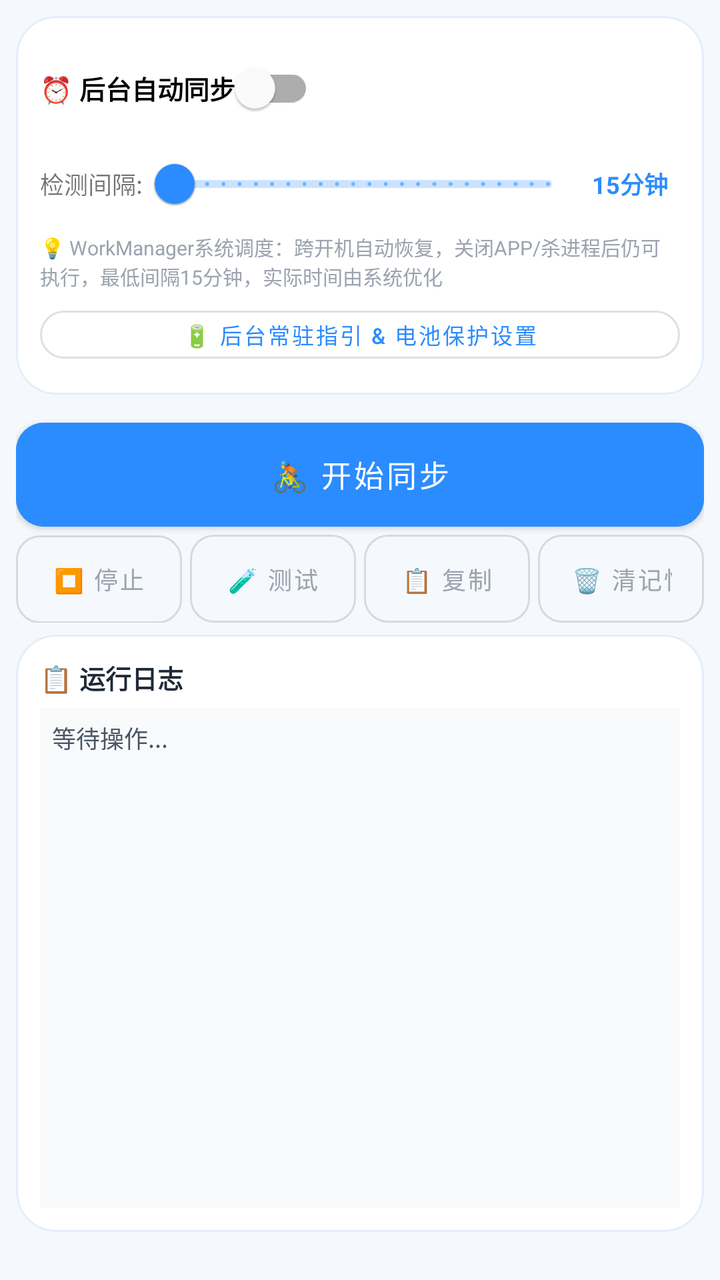
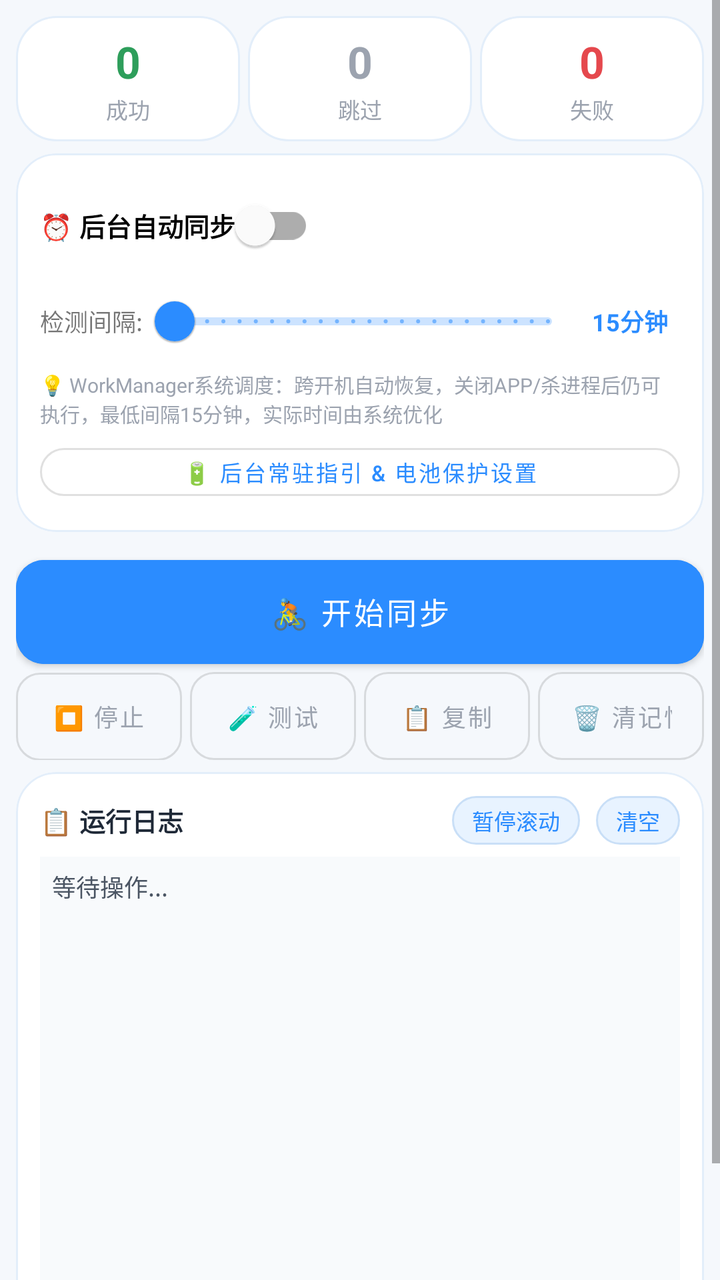

Compare the two renders of this Android layout. The source of the first and the diff that turns it into the second are given below.
<!-- AndroidManifest.xml: application theme Theme.JichiOB -->
<!-- res/layout/fragment_sync.xml -->
<?xml version="1.0" encoding="utf-8"?>
<ScrollView xmlns:android="http://schemas.android.com/apk/res/android"
    xmlns:app="http://schemas.android.com/apk/res-auto"
    android:layout_width="match_parent"
    android:layout_height="match_parent"
    android:background="@color/bg_light"
    android:fillViewport="true">

    <LinearLayout
        android:layout_width="match_parent"
        android:layout_height="wrap_content"
        android:orientation="vertical"
        android:padding="8dp">

        
        <com.google.android.material.card.MaterialCardView
            android:layout_width="match_parent"
            android:layout_height="wrap_content"
            android:layout_marginBottom="6dp"
            app:cardCornerRadius="20dp"
            app:cardElevation="0dp"
            app:strokeColor="#E3EEFA"
            app:strokeWidth="1dp">
            <LinearLayout android:layout_width="match_parent" android:layout_height="wrap_content" android:orientation="vertical" android:padding="12dp">
                <com.google.android.material.switchmaterial.SwitchMaterial android:id="@+id/switchAutoSync" android:layout_width="wrap_content" android:layout_height="wrap_content" android:text="⏰ 后台自动同步" android:textSize="13sp" android:textStyle="bold" />
                <LinearLayout android:layout_width="match_parent" android:layout_height="wrap_content" android:orientation="horizontal" android:gravity="center_vertical">
                    <TextView android:layout_width="wrap_content" android:layout_height="wrap_content" android:text="检测间隔:" android:textSize="12sp" />
                    <com.google.android.material.slider.Slider android:id="@+id/sliderAutoInterval" android:layout_width="0dp" android:layout_height="wrap_content" android:layout_weight="1" android:valueFrom="900" android:valueTo="3600" android:stepSize="60" android:value="900" app:thumbColor="@color/primary" app:trackColorActive="@color/primary" />
                    <TextView android:id="@+id/tvAutoInterval" android:layout_width="50dp" android:layout_height="wrap_content" android:text="15分钟" android:textSize="12sp" android:textStyle="bold" android:gravity="center" android:textColor="@color/primary" />
                </LinearLayout>
                <TextView android:layout_width="match_parent" android:layout_height="wrap_content" android:text="💡 WorkManager系统调度：跨开机自动恢复，关闭APP/杀进程后仍可执行，最低间隔15分钟，实际时间由系统优化" android:textSize="10sp" android:textColor="@color/text_secondary" />
                <com.google.android.material.button.MaterialButton android:id="@+id/btnPowerGuide" android:layout_width="match_parent" android:layout_height="36dp" android:layout_marginTop="4dp" android:text="🔋 后台常驻指引 &amp; 电池保护设置" android:textSize="11sp" style="@style/Widget.MaterialComponents.Button.OutlinedButton" app:cornerRadius="14dp" />
            </LinearLayout>
        </com.google.android.material.card.MaterialCardView>

        
        <com.google.android.material.button.MaterialButton
            android:id="@+id/btnSync"
            android:layout_width="match_parent"
            android:layout_height="52dp"
            android:layout_marginTop="8dp"
            android:insetTop="0dp"
            android:insetBottom="0dp"
            android:text="🚴 开始同步"
            android:textSize="15sp"
            android:backgroundTint="@color/gradient_end"
            app:cornerRadius="14dp" />

        
        <com.jichi.ob.ui.LinearProgressView
            android:id="@+id/progressBar"
            android:layout_width="match_parent"
            android:layout_height="14dp"
            android:layout_marginTop="8dp"
            android:layout_marginBottom="2dp"
            android:visibility="gone" />

        
        <LinearLayout android:layout_width="match_parent" android:layout_height="wrap_content" android:layout_marginTop="4dp" android:layout_marginBottom="6dp" android:orientation="horizontal">
            <com.google.android.material.button.MaterialButton android:id="@+id/btnStop" android:layout_width="0dp" android:layout_height="44dp" android:layout_weight="1" android:layout_marginEnd="4dp" android:insetTop="0dp" android:insetBottom="0dp" android:minWidth="0dp" android:maxLines="1" android:singleLine="true" android:ellipsize="none" android:paddingStart="2dp" android:paddingEnd="2dp" android:gravity="center" android:text="⏹ 停止" android:textSize="12sp" android:enabled="false" style="@style/Widget.MaterialComponents.Button.OutlinedButton" android:textColor="@color/text_secondary" app:cornerRadius="12dp" />
            <com.google.android.material.button.MaterialButton android:id="@+id/btnTestDownload" android:layout_width="0dp" android:layout_height="44dp" android:layout_weight="1" android:layout_marginEnd="4dp" android:insetTop="0dp" android:insetBottom="0dp" android:minWidth="0dp" android:maxLines="1" android:singleLine="true" android:ellipsize="none" android:paddingStart="2dp" android:paddingEnd="2dp" android:gravity="center" android:text="🧪 测试" android:textSize="12sp" style="@style/Widget.MaterialComponents.Button.OutlinedButton" android:textColor="@color/text_secondary" app:cornerRadius="12dp" />
            <com.google.android.material.button.MaterialButton android:id="@+id/btnCopyLog" android:layout_width="0dp" android:layout_height="44dp" android:layout_weight="1" android:layout_marginEnd="4dp" android:insetTop="0dp" android:insetBottom="0dp" android:minWidth="0dp" android:maxLines="1" android:singleLine="true" android:ellipsize="none" android:paddingStart="2dp" android:paddingEnd="2dp" android:gravity="center" android:text="📋 复制" android:textSize="12sp" style="@style/Widget.MaterialComponents.Button.OutlinedButton" android:textColor="@color/text_secondary" app:cornerRadius="12dp" />
            <com.google.android.material.button.MaterialButton android:id="@+id/btnClearSync" android:layout_width="0dp" android:layout_height="44dp" android:layout_weight="1" android:insetTop="0dp" android:insetBottom="0dp" android:minWidth="0dp" android:maxLines="1" android:singleLine="true" android:ellipsize="none" android:paddingStart="2dp" android:paddingEnd="2dp" android:gravity="center" android:text="🗑 清记忆" android:textSize="12sp" style="@style/Widget.MaterialComponents.Button.OutlinedButton" android:textColor="@color/text_secondary" app:cornerRadius="12dp" />
        </LinearLayout>

        
        <com.google.android.material.card.MaterialCardView android:layout_width="match_parent" android:layout_height="wrap_content" android:layout_marginBottom="6dp" app:cardCornerRadius="20dp" app:cardElevation="0dp"
            app:strokeColor="#E3EEFA"
            app:strokeWidth="1dp">
            <LinearLayout android:layout_width="match_parent" android:layout_height="wrap_content" android:orientation="vertical" android:padding="12dp">
                <TextView android:layout_width="wrap_content" android:layout_height="wrap_content" android:text="📋 运行日志" android:textSize="13sp" android:textStyle="bold" android:textColor="@color/text_primary" />
                <ScrollView android:id="@+id/svLog" android:layout_width="match_parent" android:layout_height="250dp" android:nestedScrollingEnabled="true" android:layout_marginTop="6dp" android:background="#F8FAFC" android:padding="6dp">
                    <TextView android:id="@+id/tvLog" android:layout_width="match_parent" android:layout_height="wrap_content" android:text="等待操作..." android:textSize="12sp" android:lineSpacingExtra="3dp" android:textColor="@color/log_normal" />
                </ScrollView>
            </LinearLayout>
        </com.google.android.material.card.MaterialCardView>
    </LinearLayout>
</ScrollView>
<!-- resources referenced by this layout -->
<resources>
  <color name="bg_light">#F5F8FC</color>
  <color name="gradient_end">#2B8CFF</color>
  <color name="log_normal">#4B5563</color>
  <color name="primary">#2B8CFF</color>
  <color name="text_primary">#1F2937</color>
  <color name="text_secondary">#9CA3AF</color>
  <style name="Theme.JichiOB" parent="Theme.MaterialComponents.Light.NoActionBar">
          <item name="colorPrimary">@color/primary</item>
          <item name="colorPrimaryDark">@color/primary_dark</item>
          <item name="colorAccent">@color/primary</item>
          <item name="android:statusBarColor">@color/bg_light</item>
          <item name="android:windowBackground">@color/bg_light</item>
      </style>
  <color name="primary_dark">#1A6FDB</color>
</resources>

<!-- the commit's change to res/layout/fragment_sync.xml (unified diff, before → after) -->
@@ -11,6 +11,91 @@
         android:layout_height="wrap_content"
         android:orientation="vertical"
         android:padding="8dp">
+
+        
+        <LinearLayout
+            android:layout_width="match_parent"
+            android:layout_height="wrap_content"
+            android:layout_marginBottom="6dp"
+            android:orientation="horizontal">
+
+            <LinearLayout
+                android:layout_width="0dp"
+                android:layout_height="wrap_content"
+                android:layout_weight="1"
+                android:layout_marginEnd="4dp"
+                android:orientation="vertical"
+                android:gravity="center"
+                android:padding="8dp"
+                android:background="@drawable/bg_note_card">
+                <TextView
+                    android:id="@+id/tvStatOk"
+                    android:layout_width="wrap_content"
+                    android:layout_height="wrap_content"
+                    android:text="0"
+                    android:textColor="@color/log_success"
+                    android:textSize="22sp"
+                    android:textStyle="bold" />
+                <TextView
+                    android:layout_width="wrap_content"
+                    android:layout_height="wrap_content"
+                    android:text="成功"
+                    android:textColor="@color/text_secondary"
+                    android:textSize="11sp"
+                    android:layout_marginTop="1dp" />
+            </LinearLayout>
+
+            <LinearLayout
+                android:layout_width="0dp"
+                android:layout_height="wrap_content"
+                android:layout_weight="1"
+                android:layout_marginEnd="4dp"
+                android:orientation="vertical"
+                android:gravity="center"
+                android:padding="8dp"
+                android:background="@drawable/bg_note_card">
+                <TextView
+                    android:id="@+id/tvStatSkip"
+                    android:layout_width="wrap_content"
+                    android:layout_height="wrap_content"
+                    android:text="0"
+                    android:textColor="@color/log_skip"
+                    android:textSize="22sp"
+                    android:textStyle="bold" />
+                <TextView
+                    android:layout_width="wrap_content"
+                    android:layout_height="wrap_content"
+                    android:text="跳过"
+                    android:textColor="@color/text_secondary"
+                    android:textSize="11sp"
+                    android:layout_marginTop="1dp" />
+            </LinearLayout>
+
+            <LinearLayout
+                android:layout_width="0dp"
+                android:layout_height="wrap_content"
+                android:layout_weight="1"
+                android:orientation="vertical"
+                android:gravity="center"
+                android:padding="8dp"
+                android:background="@drawable/bg_note_card">
+                <TextView
+                    android:id="@+id/tvStatFail"
+                    android:layout_width="wrap_content"
+                    android:layout_height="wrap_content"
+                    android:text="0"
+                    android:textColor="@color/log_error"
+                    android:textSize="22sp"
+                    android:textStyle="bold" />
+                <TextView
+                    android:layout_width="wrap_content"
+                    android:layout_height="wrap_content"
+                    android:text="失败"
+                    android:textColor="@color/text_secondary"
+                    android:textSize="11sp"
+                    android:layout_marginTop="1dp" />
+            </LinearLayout>
+        </LinearLayout>
 
         
         <com.google.android.material.card.MaterialCardView
@@ -68,7 +153,49 @@
             app:strokeColor="#E3EEFA"
             app:strokeWidth="1dp">
             <LinearLayout android:layout_width="match_parent" android:layout_height="wrap_content" android:orientation="vertical" android:padding="12dp">
-                <TextView android:layout_width="wrap_content" android:layout_height="wrap_content" android:text="📋 运行日志" android:textSize="13sp" android:textStyle="bold" android:textColor="@color/text_primary" />
+                <LinearLayout
+                    android:layout_width="match_parent"
+                    android:layout_height="wrap_content"
+                    android:orientation="horizontal"
+                    android:gravity="center_vertical">
+                    <TextView
+                        android:layout_width="0dp"
+                        android:layout_height="wrap_content"
+                        android:layout_weight="1"
+                        android:text="📋 运行日志"
+                        android:textSize="13sp"
+                        android:textStyle="bold"
+                        android:textColor="@color/text_primary" />
+                    <TextView
+                        android:id="@+id/btnPauseLog"
+                        android:layout_width="wrap_content"
+                        android:layout_height="wrap_content"
+                        android:paddingStart="10dp"
+                        android:paddingTop="4dp"
+                        android:paddingEnd="10dp"
+                        android:paddingBottom="4dp"
+                        android:background="@drawable/bg_check_update"
+                        android:clickable="true"
+                        android:focusable="true"
+                        android:text="暂停滚动"
+                        android:textColor="@color/primary"
+                        android:textSize="11sp" />
+                    <TextView
+                        android:id="@+id/btnClearLog"
+                        android:layout_width="wrap_content"
+                        android:layout_height="wrap_content"
+                        android:layout_marginStart="8dp"
+                        android:paddingStart="10dp"
+                        android:paddingTop="4dp"
+                        android:paddingEnd="10dp"
+                        android:paddingBottom="4dp"
+                        android:background="@drawable/bg_check_update"
+                        android:clickable="true"
+                        android:focusable="true"
+                        android:text="清空"
+                        android:textColor="@color/primary"
+                        android:textSize="11sp" />
+                </LinearLayout>
                 <ScrollView android:id="@+id/svLog" android:layout_width="match_parent" android:layout_height="250dp" android:nestedScrollingEnabled="true" android:layout_marginTop="6dp" android:background="#F8FAFC" android:padding="6dp">
                     <TextView android:id="@+id/tvLog" android:layout_width="match_parent" android:layout_height="wrap_content" android:text="等待操作..." android:textSize="12sp" android:lineSpacingExtra="3dp" android:textColor="@color/log_normal" />
                 </ScrollView>
<!-- resource entries referenced after the edit -->
@@ -2,10 +2,31 @@
 <resources>
   <color name="bg_light">#F5F8FC</color>
   <color name="gradient_end">#2B8CFF</color>
+  <color name="log_error">#E5484D</color>
   <color name="log_normal">#4B5563</color>
+  <color name="log_skip">#9CA3AF</color>
+  <color name="log_success">#2E9E5B</color>
   <color name="primary">#2B8CFF</color>
   <color name="text_primary">#1F2937</color>
   <color name="text_secondary">#9CA3AF</color>
+  <!-- drawable bg_check_update (drawable) -->
+  <?xml version="1.0" encoding="utf-8"?>
+  <shape xmlns:android="http://schemas.android.com/apk/res/android"
+      android:shape="rectangle">
+      <solid android:color="#E8F3FF" />
+      <corners android:radius="18dp" />
+      <stroke
+          android:width="1dp"
+          android:color="#C9DFF7" />
+  </shape>
+  <!-- drawable bg_note_card (drawable) -->
+  <?xml version="1.0" encoding="utf-8"?>
+  <shape xmlns:android="http://schemas.android.com/apk/res/android"
+      android:shape="rectangle">
+      <solid android:color="#FFFFFF" />
+      <corners android:radius="20dp" />
+      <stroke android:width="1dp" android:color="#E3EEFA" />
+  </shape>
   <style name="Theme.JichiOB" parent="Theme.MaterialComponents.Light.NoActionBar">
           <item name="colorPrimary">@color/primary</item>
           <item name="colorPrimaryDark">@color/primary_dark</item>
